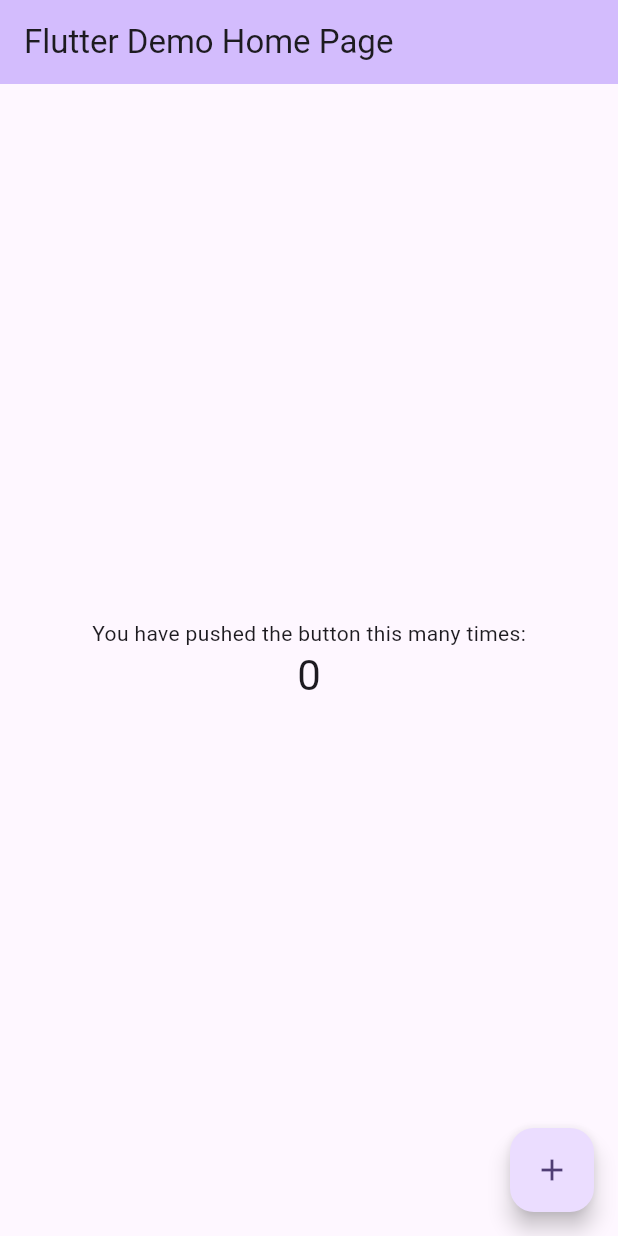
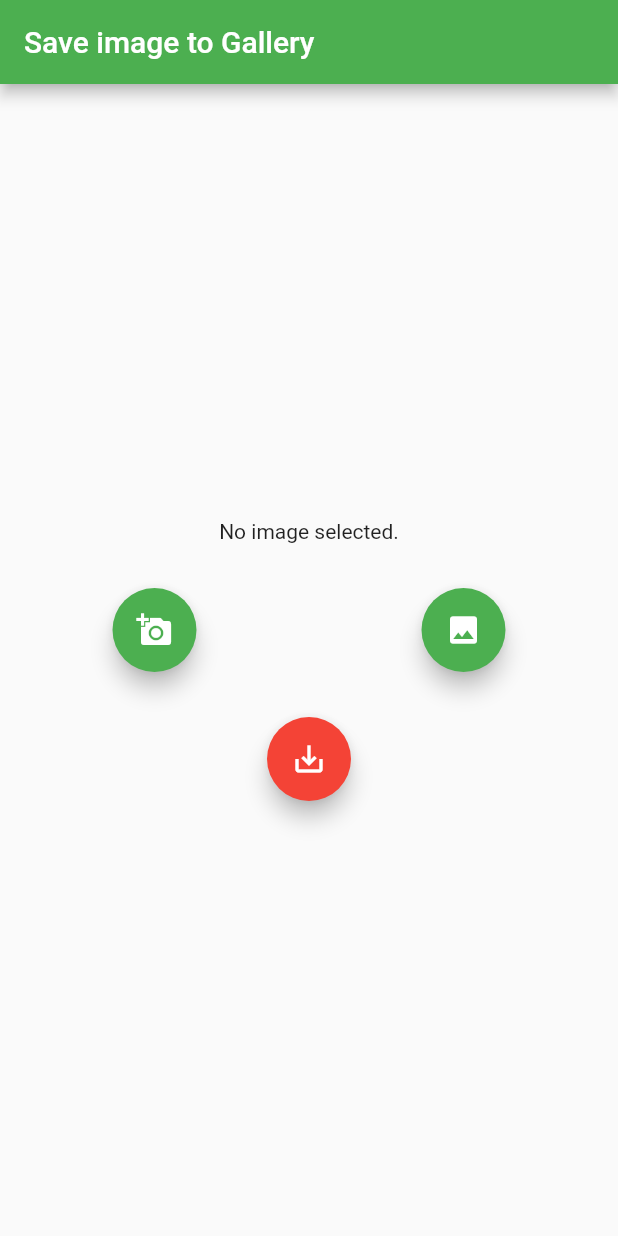
Before and after one commit to takuowake/picuture_saving, a Flutter app: the screen it shows after launch, on a phone screen of 412 x 824 dp. Run offline on Flutter 3.47's test engine with Material 2 defaults, Android fonts, the phone set to English and light mode, and no system bars; our stand-ins replace fluttertoast, image_gallery_saver, image_picker.

Commit message:
save image to gallery

```diff
--- a/lib/main.dart
+++ b/lib/main.dart
@@ -1,125 +1,121 @@
+import 'dart:io';
+import 'dart:typed_data';
+
 import 'package:flutter/material.dart';
+import 'package:fluttertoast/fluttertoast.dart';
+import 'package:image_gallery_saver/image_gallery_saver.dart';
+import 'package:image_picker/image_picker.dart';
 
 void main() {
-  runApp(const MyApp());
+  runApp(MyApp());
 }
 
 class MyApp extends StatelessWidget {
-  const MyApp({super.key});
-
-  // This widget is the root of your application.
   @override
   Widget build(BuildContext context) {
     return MaterialApp(
-      title: 'Flutter Demo',
+      debugShowCheckedModeBanner: false,
       theme: ThemeData(
-        // This is the theme of your application.
-        //
-        // TRY THIS: Try running your application with "flutter run". You'll see
-        // the application has a blue toolbar. Then, without quitting the app,
-        // try changing the seedColor in the colorScheme below to Colors.green
-        // and then invoke "hot reload" (save your changes or press the "hot
-        // reload" button in a Flutter-supported IDE, or press "r" if you used
-        // the command line to start the app).
-        //
-        // Notice that the counter didn't reset back to zero; the application
-        // state is not lost during the reload. To reset the state, use hot
-        // restart instead.
-        //
-        // This works for code too, not just values: Most code changes can be
-        // tested with just a hot reload.
-        colorScheme: ColorScheme.fromSeed(seedColor: Colors.deepPurple),
-        useMaterial3: true,
+        primarySwatch: Colors.green,
+        visualDensity: VisualDensity.adaptivePlatformDensity,
       ),
-      home: const MyHomePage(title: 'Flutter Demo Home Page'),
+      home: MyHomePage(key: UniqueKey()),
     );
   }
 }
 
 class MyHomePage extends StatefulWidget {
-  const MyHomePage({super.key, required this.title});
+  MyHomePage({required Key key}) : super(key: key);
 
-  // This widget is the home page of your application. It is stateful, meaning
-  // that it has a State object (defined below) that contains fields that affect
-  // how it looks.
-
-  // This class is the configuration for the state. It holds the values (in this
-  // case the title) provided by the parent (in this case the App widget) and
-  // used by the build method of the State. Fields in a Widget subclass are
-  // always marked "final".
-
-  final String title;
+  final String title = 'Save image to Gallery';
 
   @override
-  State<MyHomePage> createState() => _MyHomePageState();
+  _MyHomePageState createState() => _MyHomePageState();
 }
 
 class _MyHomePageState extends State<MyHomePage> {
-  int _counter = 0;
+  File? _image; // Remove 'late' keyword and make _image nullable
+  final picker = ImagePicker();
 
-  void _incrementCounter() {
+  Future getImageFromCamera() async {
+    final pickedFile = await picker.getImage(source: ImageSource.camera);
+
     setState(() {
-      // This call to setState tells the Flutter framework that something has
-      // changed in this State, which causes it to rerun the build method below
-      // so that the display can reflect the updated values. If we changed
-      // _counter without calling setState(), then the build method would not be
-      // called again, and so nothing would appear to happen.
-      _counter++;
+      if (pickedFile != null) {
+        _image = File(pickedFile.path);
+      } else {
+        print('No image selected.');
+      }
     });
+  }
+
+  Future _getImage() async {
+    final pickedFile = await picker.getImage(source: ImageSource.gallery);
+
+    setState(() {
+      if (pickedFile != null) {
+        _image = File(pickedFile.path);
+      } else {
+        print('No image selected.');
+      }
+    });
+  }
+
+  Future _saveImage() async {
+    if (_image != null) {
+      Uint8List buffer = await _image!.readAsBytes(); // Add null-aware operator
+      final result = await ImageGallerySaver.saveImage(buffer);
+      _toastInfo("画像を保存しました");
+    }
+  }
+
+  _toastInfo(String info) {
+    Fluttertoast.showToast(msg: info, toastLength: Toast.LENGTH_LONG);
   }
 
   @override
   Widget build(BuildContext context) {
-    // This method is rerun every time setState is called, for instance as done
-    // by the _incrementCounter method above.
-    //
-    // The Flutter framework has been optimized to make rerunning build methods
-    // fast, so that you can just rebuild anything that needs updating rather
-    // than having to individually change instances of widgets.
     return Scaffold(
       appBar: AppBar(
-        // TRY THIS: Try changing the color here to a specific color (to
-        // Colors.amber, perhaps?) and trigger a hot reload to see the AppBar
-        // change color while the other colors stay the same.
-        backgroundColor: Theme.of(context).colorScheme.inversePrimary,
-        // Here we take the value from the MyHomePage object that was created by
-        // the App.build method, and use it to set our appbar title.
-        title: Text(widget.title),
+        title: Text("Save image to Gallery"),
       ),
       body: Center(
-        // Center is a layout widget. It takes a single child and positions it
-        // in the middle of the parent.
           child: Column(
-          // Column is also a layout widget. It takes a list of children and
-          // arranges them vertically. By default, it sizes itself to fit its
-          // children horizontally, and tries to be as tall as its parent.
-          //
-          // Column has various properties to control how it sizes itself and
-          // how it positions its children. Here we use mainAxisAlignment to
-          // center the children vertically; the main axis here is the vertical
-          // axis because Columns are vertical (the cross axis would be
-          // horizontal).
-          //
-          // TRY THIS: Invoke "debug painting" (choose the "Toggle Debug Paint"
-          // action in the IDE, or press "p" in the console), to see the
-          // wireframe for each widget.
             mainAxisAlignment: MainAxisAlignment.center,
-          children: <Widget>[
-            const Text(
-              'You have pushed the button this many times:',
+            crossAxisAlignment: CrossAxisAlignment.center,
+            children: [
+              _image == null ? Text('No image selected.') : Image.file(_image!),
+              SizedBox(
+                height: 30,
               ),
-            Text(
-              '$_counter',
-              style: Theme.of(context).textTheme.headlineMedium,
+              Row(
+                mainAxisAlignment: MainAxisAlignment.spaceAround,
+                children: [
+                  FloatingActionButton(
+                    onPressed: getImageFromCamera,
+                    child: Icon(Icons.add_a_photo),
+                  ),
+                  FloatingActionButton(
+                    onPressed: _getImage,
+                    child: Icon(Icons.image),
                   ),
                 ],
               ),
+              SizedBox(
+                height: 30,
               ),
-      floatingActionButton: FloatingActionButton(
-        onPressed: _incrementCounter,
-        tooltip: 'Increment',
-        child: const Icon(Icons.add),
-      ), // This trailing comma makes auto-formatting nicer for build methods.
+              Row(
+                mainAxisAlignment: MainAxisAlignment.center,
+                children: [
+                  FloatingActionButton(
+                    onPressed: _saveImage,
+                    child: Icon(Icons.save_alt),
+                    backgroundColor: Colors.red,
+                  ),
+                ],
+              ),
+            ],
+          )),
     );
   }
 }
--- a/pubspec.yaml
+++ b/pubspec.yaml
@@ -35,6 +35,9 @@ dependencies:
   # The following adds the Cupertino Icons font to your application.
   # Use with the CupertinoIcons class for iOS style icons.
   cupertino_icons: ^1.0.2
+  image_gallery_saver: ^1.7.1
+  fluttertoast: ^8.2.1
+  image_picker: ^0.8.7+5
 
 dev_dependencies:
   flutter_test:
```
Also changed, not shown: pubspec.lock, 10 other files. Lines whose indentation alone changed are shown as unchanged.
